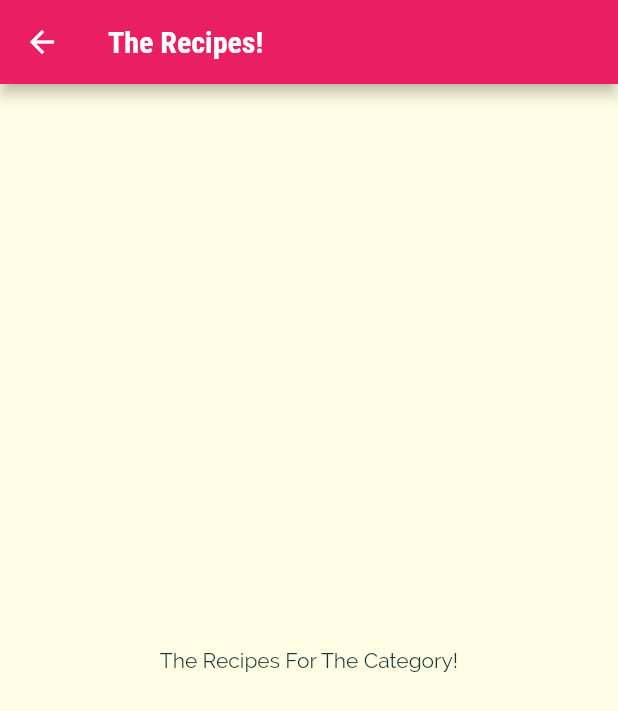
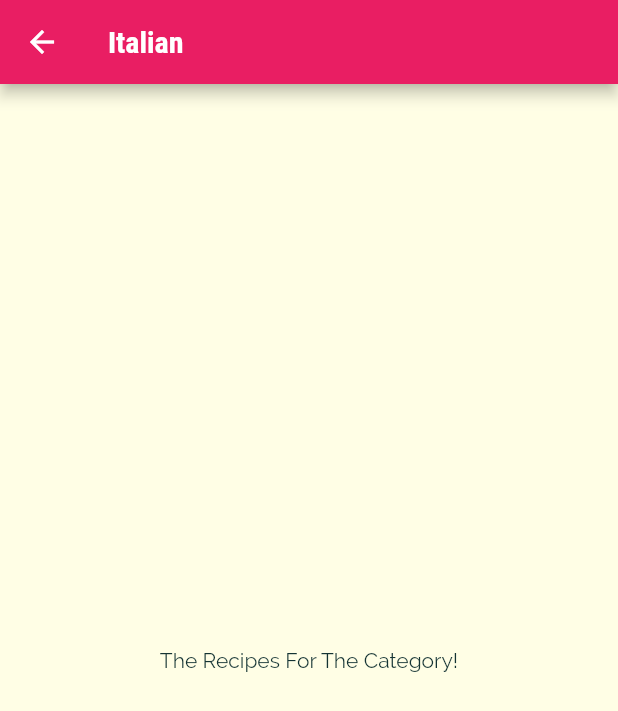
Before and after one commit to kopiHyper/meals_app, a Flutter app: the screen it shows after launch, after a tap on "Italian", on a phone screen of 412 x 824 dp. Shown: the top 711 px of the screen. Run offline on Flutter 3.47's test engine with Material 2 defaults, Android fonts, the phone set to English and light mode, and no system bars.

Commit message:
Changed navigation between screens to Named Routes

```diff
--- a/lib/Screens/categories_screen.dart
+++ b/lib/Screens/categories_screen.dart
@@ -23,6 +23,7 @@ class CategoriesScreen extends StatelessWidget {
         children: DUMMY_CATEGORIES
             .map(
               (catData) => CategoryItem(
+                catData.id,
                 catData.title,
                 catData.color,
               ),
--- a/lib/Screens/category_meals_screen.dart
+++ b/lib/Screens/category_meals_screen.dart
@@ -1,13 +1,24 @@
 import 'package:flutter/material.dart';
+import 'package:meals_app/Widgets/category_item.dart';
 
 class CategoryMealsScreen extends StatelessWidget {
   const CategoryMealsScreen({super.key});
 
+  // final String categoryId;
+  // final String categoryTitle;
+
+  // const CategoryMealsScreen(this.categoryId, this.categoryTitle, {super.key});
+
   @override
   Widget build(BuildContext context) {
+    final routeArgs =
+        ModalRoute.of(context)?.settings.arguments as Map<String, String>;
+    final categoryTitle = routeArgs['title'];
+    final categoryId = routeArgs['id'];
+
     return Scaffold(
       appBar: AppBar(
-        title: const Text('The Recipes!'),
+        title: Text(categoryTitle!),
       ),
       body: const Center(
         child: Text(
--- a/lib/Widgets/category_item.dart
+++ b/lib/Widgets/category_item.dart
@@ -1,21 +1,17 @@
 import 'package:flutter/material.dart';
 
-import '../Screens/category_meals_screen.dart';
-
 class CategoryItem extends StatelessWidget {
+  final String id;
   final String title;
   final Color color;
 
-  const CategoryItem(this.title, this.color, {super.key});
+  const CategoryItem(this.id, this.title, this.color, {super.key});
 
   void selectCategory(BuildContext ctx) {
-    Navigator.of(ctx).push(
-      MaterialPageRoute(
-        builder: (_) {
-          return CategoryMealsScreen();
-        },
-      ),
-    );
+    Navigator.of(ctx).pushNamed('/category-meals', arguments: {
+      'id': id,
+      'title': title,
+    });
   }
 
   @override
--- a/lib/main.dart
+++ b/lib/main.dart
@@ -1,6 +1,7 @@
 import 'package:flutter/material.dart';
 
 import 'Screens/categories_screen.dart';
+import 'Screens/category_meals_screen.dart';
 
 void main() {
   runApp(const MyApp());
@@ -32,6 +33,9 @@ class MyApp extends StatelessWidget {
             )),
       ),
       home: const CategoriesScreen(),
+      routes: {
+        '/category-meals': (ctx) => CategoryMealsScreen(),
+      },
     );
   }
 }
```
